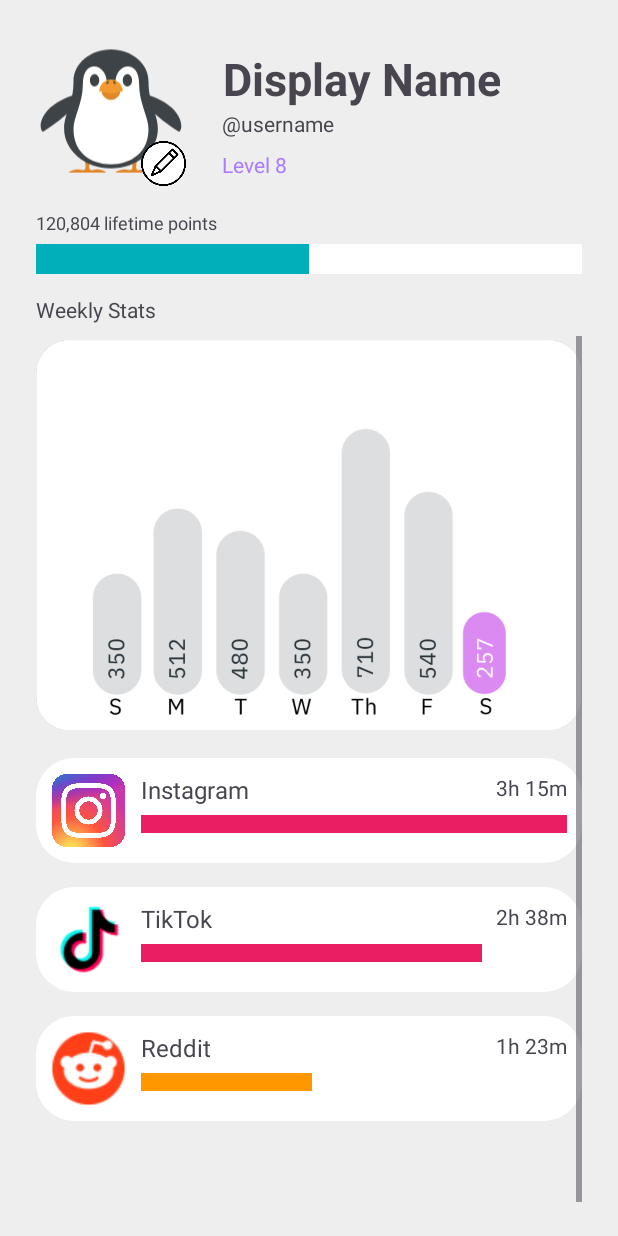
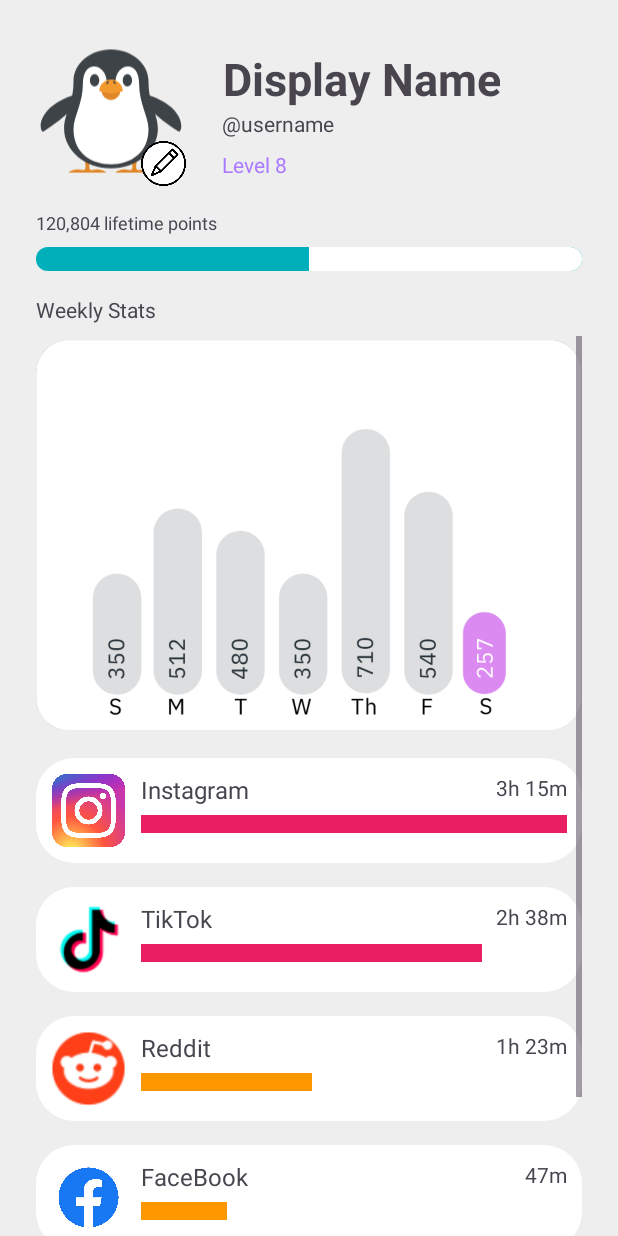
Before and after one commit to KellyyDuong/Nocial, an Android app: the layout fragment_profile.xml on its own in the app's theme, with its tools: preview values and no code run, on a phone screen of 412 x 824 dp. Run offline under Robolectric (Android 15) with nearby library versions, the phone set to English and light mode, and no system bars.

Commit message:
added new profile progress apps

```diff
--- a/frontend/app/src/main/res/layout/fragment_profile.xml
+++ b/frontend/app/src/main/res/layout/fragment_profile.xml
@@ -80,11 +80,12 @@
         android:layout_height="wrap_content"
         android:layout_marginTop="8dp"
         android:layout_marginEnd="24dp"
+        android:background="@drawable/rounded_progress_bar"
         android:progress="50"
         android:progressBackgroundTint="#FFFFFF"
         android:progressBackgroundTintMode="add"
         android:progressTint="#00AFB9"
-        android:scaleY="5"
+        android:progressDrawable="@drawable/rounded_progress_bar"
         app:layout_constraintEnd_toEndOf="parent"
         app:layout_constraintStart_toStartOf="@+id/profilePicture"
         app:layout_constraintTop_toBottomOf="@+id/pointLabel" />
@@ -232,14 +233,13 @@
                 android:layout_width="0dp"
                 android:layout_height="70dp"
                 android:layout_marginTop="16dp"
-                android:layout_marginBottom="100dp"
                 android:background="@drawable/leaderboard_box"
                 android:paddingLeft="70dp"
                 android:paddingTop="10dp"
                 android:paddingBottom="30dp"
+                android:scaleX="1"
                 android:text="Reddit"
                 android:textSize="16sp"
-                app:layout_constraintBottom_toBottomOf="parent"
                 app:layout_constraintEnd_toEndOf="parent"
                 app:layout_constraintHorizontal_bias="0.0"
                 app:layout_constraintStart_toStartOf="parent"
@@ -282,6 +282,119 @@
                 app:layout_constraintEnd_toEndOf="parent"
                 app:layout_constraintTop_toTopOf="@+id/redditLabel" />
 
+            <TextView
+                android:id="@+id/facebookLabel"
+                android:layout_width="0dp"
+                android:layout_height="70dp"
+                android:layout_marginTop="16dp"
+                android:layout_marginBottom="100dp"
+                android:background="@drawable/leaderboard_box"
+                android:paddingLeft="70dp"
+                android:paddingTop="10dp"
+                android:paddingBottom="30dp"
+                android:text="FaceBook"
+                android:textSize="16sp"
+                app:layout_constraintBottom_toBottomOf="parent"
+                app:layout_constraintEnd_toEndOf="parent"
+                app:layout_constraintHorizontal_bias="0.0"
+                app:layout_constraintStart_toStartOf="parent"
+                app:layout_constraintTop_toBottomOf="@+id/redditLabel" />
+
+            <ImageView
+                android:id="@+id/facebookIcon"
+                android:layout_width="50dp"
+                android:layout_height="50dp"
+                android:layout_marginStart="10dp"
+                android:layout_marginTop="10dp"
+                android:scaleX="1.5"
+                android:scaleY="1.5"
+                android:src="@drawable/facebook"
+                app:layout_constraintStart_toStartOf="@+id/facebookLabel"
+                app:layout_constraintTop_toTopOf="@+id/facebookLabel" />
+
+            <ProgressBar
+                android:id="@+id/facebookProgress"
+                style="?android:attr/progressBarStyleHorizontal"
+                android:layout_width="0dp"
+                android:layout_height="wrap_content"
+                android:layout_marginStart="10dp"
+                android:layout_marginEnd="10dp"
+                android:layout_marginBottom="8dp"
+                android:progress="20"
+                android:progressBackgroundTint="#FFFFFF"
+                android:progressBackgroundTintMode="add"
+                android:progressTint="#FF9800"
+                android:scaleY="3"
+                app:layout_constraintBottom_toBottomOf="@+id/facebookIcon"
+                app:layout_constraintEnd_toEndOf="parent"
+                app:layout_constraintStart_toEndOf="@+id/facebookIcon" />
+
+            <TextView
+                android:id="@+id/facebookTimeLabel"
+                android:layout_width="wrap_content"
+                android:layout_height="wrap_content"
+                android:layout_marginTop="10dp"
+                android:layout_marginEnd="10dp"
+                android:text="47m"
+                app:layout_constraintEnd_toEndOf="parent"
+                app:layout_constraintTop_toTopOf="@+id/facebookLabel" />
+
+            <TextView
+                android:id="@+id/twitterLabel"
+                android:layout_width="0dp"
+                android:layout_height="70dp"
+                android:layout_marginTop="16dp"
+                android:background="@drawable/leaderboard_box"
+                android:paddingLeft="70dp"
+                android:paddingTop="10dp"
+                android:paddingBottom="30dp"
+                android:text="Twitter"
+                android:textSize="16sp"
+                app:layout_constraintBottom_toBottomOf="parent"
+                app:layout_constraintEnd_toEndOf="parent"
+                app:layout_constraintHorizontal_bias="0.0"
+                app:layout_constraintStart_toStartOf="parent"
+                app:layout_constraintTop_toBottomOf="@+id/facebookLabel" />
+
+            <ImageView
+                android:id="@+id/twitterIcon"
+                android:layout_width="50dp"
+                android:layout_height="50dp"
+                android:layout_marginStart="10dp"
+                android:layout_marginTop="10dp"
+                android:scaleX="1.5"
+                android:scaleY="1.5"
+                android:src="@drawable/twitter"
+                app:layout_constraintStart_toStartOf="@+id/twitterLabel"
+                app:layout_constraintTop_toTopOf="@+id/twitterLabel" />
+
+            <ProgressBar
+                android:id="@+id/twitterProgress"
+                style="?android:attr/progressBarStyleHorizontal"
+                android:layout_width="0dp"
+                android:layout_height="wrap_content"
+                android:layout_marginStart="10dp"
+                android:layout_marginEnd="10dp"
+                android:layout_marginBottom="8dp"
+                android:progress="10"
+                android:progressBackgroundTint="#FFFFFF"
+                android:progressBackgroundTintMode="add"
+                android:progressTint="#4CAF50"
+                android:scaleY="3"
+                app:layout_constraintBottom_toBottomOf="@+id/twitterIcon"
+                app:layout_constraintEnd_toEndOf="parent"
+                app:layout_constraintStart_toEndOf="@+id/twitterIcon" />
+
+            <TextView
+                android:id="@+id/twitterTimeLabel"
+                android:layout_width="wrap_content"
+                android:layout_height="wrap_content"
+                android:layout_marginTop="10dp"
+                android:layout_marginEnd="10dp"
+                android:text="21m"
+                app:layout_constraintEnd_toEndOf="parent"
+                app:layout_constraintTop_toTopOf="@+id/twitterLabel" />
+
         </androidx.constraintlayout.widget.ConstraintLayout>
     </ScrollView>
 
```
